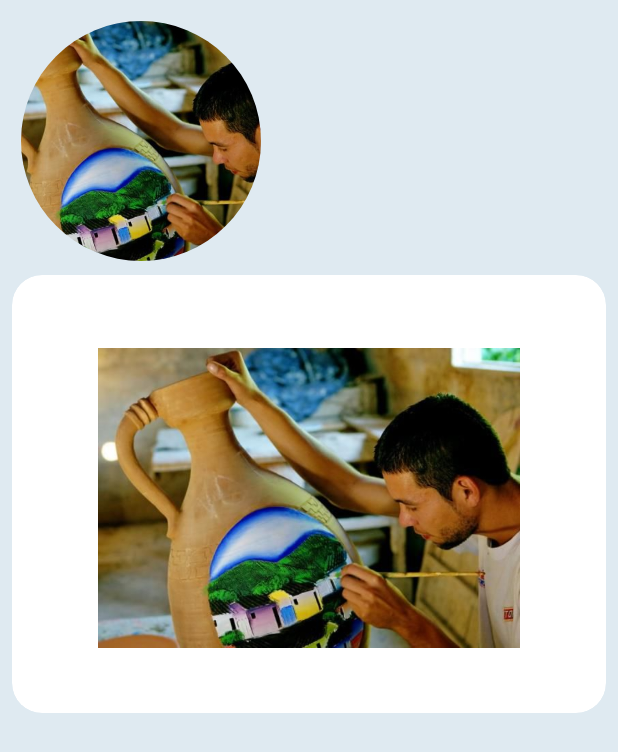
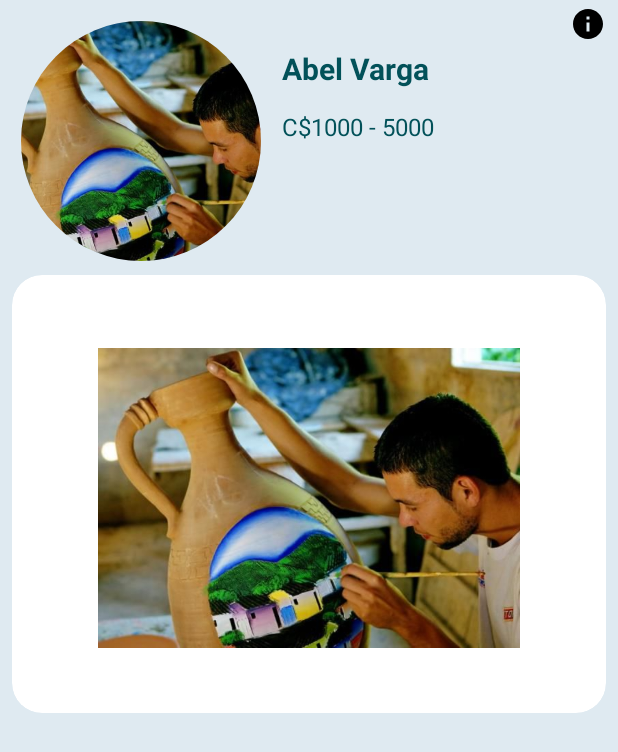
Before and after one commit to denisamador24/two-arte-y-cultura, an Android app: the InfoProfileActivity screen opened directly, with no data from a screen before it, on a phone screen of 412 x 824 dp. Shown: the top 752 px of the screen. Run offline under Robolectric (Android 15) with nearby library versions, the phone set to English and light mode, and no system bars; our stand-ins replace CircleImageView.

Commit message:
agregando Info Fragment en productos

```diff
--- a/app/src/main/java/com/example/arteycultura/InfoProfileActivity.kt
+++ b/app/src/main/java/com/example/arteycultura/InfoProfileActivity.kt
@@ -7,6 +7,7 @@ import android.widget.TextView
 import androidx.cardview.widget.CardView
 import androidx.recyclerview.widget.LinearLayoutManager
 import androidx.recyclerview.widget.RecyclerView
+import com.example.arteycultura.component.InfoFragment
 import com.example.arteycultura.data.ListProfiles
 import de.hdodenhof.circleimageview.CircleImageView
 
@@ -22,6 +23,12 @@ class InfoProfileActivity : AppCompatActivity() {
         val nameProduc = findViewById<TextView>(R.id.activityInfoProfile_cardListProduc_name)
         val imageProduct = findViewById<ImageView>(R.id.activityInfoProfile_cardListProduct_Img)
         val description = findViewById<TextView>(R.id.activityInfoProfile_cardLisProduct_description)
+        val infoButton = findViewById<ImageView>(R.id.activityInfoProfile_imageViewInfo)
+
+        infoButton.setOnClickListener {
+            val dialog = InfoFragment("Dirección", "88888888")
+            dialog.show(supportFragmentManager, "Info")
+        }
 
         val propietario = intent.getIntExtra("propietario", 0)
         val nameProduct = intent.getStringExtra("nameProduct")
--- a/app/src/main/java/com/example/arteycultura/data/ListProfiles.kt
+++ b/app/src/main/java/com/example/arteycultura/data/ListProfiles.kt
@@ -5,7 +5,7 @@ import com.example.arteycultura.R
 class ListProfiles {
     companion object {
         val listProfile = listOf<Profile>(
-            Profile("", R.drawable.nica_artesano,"","","")
+            Profile("Abel Varga", R.drawable.nica_artesano,"Esquipulas","88888888","C$1000 - 5000")
         )
     }
 }
--- a/app/src/main/res/layout/activity_info_profile.xml
+++ b/app/src/main/res/layout/activity_info_profile.xml
@@ -13,6 +13,16 @@
         <androidx.constraintlayout.widget.ConstraintLayout
             android:layout_width="match_parent"
             android:layout_height="match_parent">
+
+            <ImageView
+                android:id="@+id/activityInfoProfile_imageViewInfo"
+                android:layout_width="wrap_content"
+                android:layout_height="wrap_content"
+                android:layout_marginTop="4dp"
+                android:layout_marginEnd="8dp"
+                android:src="@drawable/ic_baseline_info_24"
+                app:layout_constraintEnd_toEndOf="parent"
+                app:layout_constraintTop_toTopOf="parent" />
 
             <de.hdodenhof.circleimageview.CircleImageView
                 android:id="@+id/activityInfoProfile_ImageView"
```
